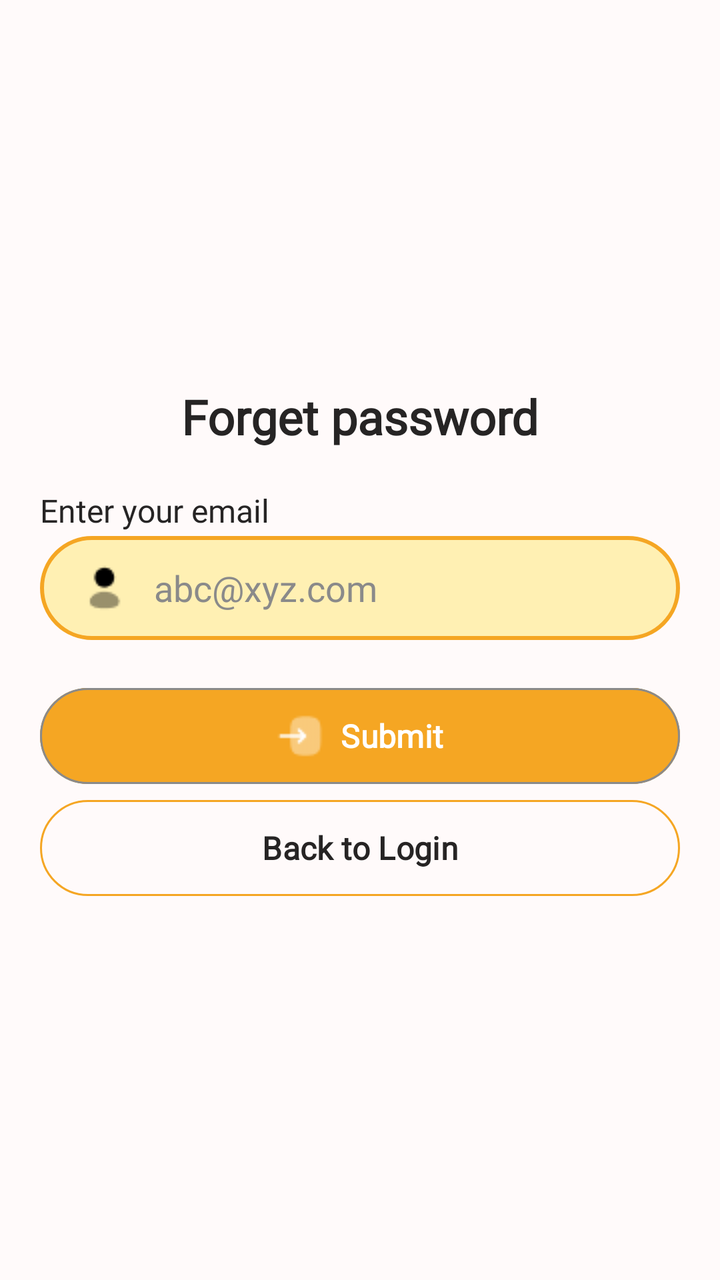
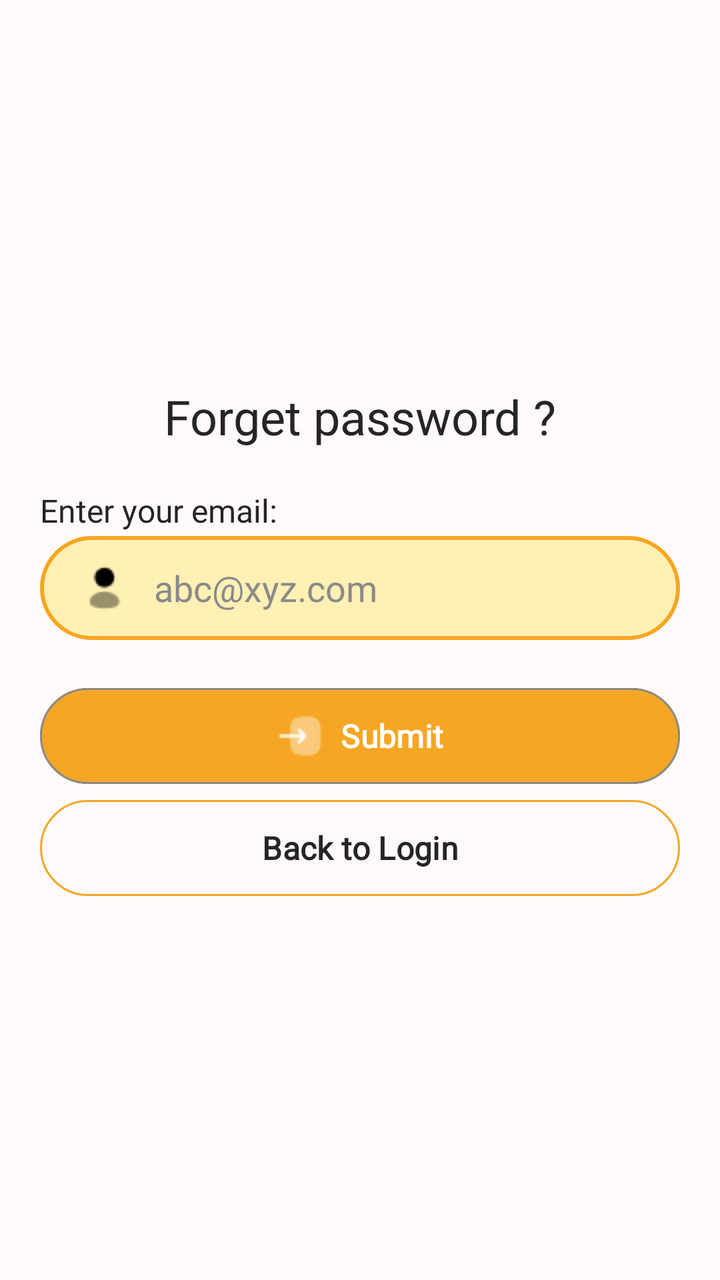

Before-and-after screenshots of an Android layout around one commit, followed by the original layout XML and the change that was made.
<!-- AndroidManifest.xml: application theme Theme.Radiate -->
<!-- res/layout/activity_forget_password.xml -->
<?xml version="1.0" encoding="utf-8"?>
<androidx.constraintlayout.widget.ConstraintLayout xmlns:android="http://schemas.android.com/apk/res/android"
    xmlns:app="http://schemas.android.com/apk/res-auto"
    xmlns:tools="http://schemas.android.com/tools"
    android:id="@+id/main"
    android:layout_width="match_parent"
    android:layout_height="match_parent"
    tools:context=".ForgetPassword"
    android:background="@color/softpinkwhitebackground">

    <LinearLayout
        android:id="@+id/llForgetPassword"
        android:layout_width="match_parent"
        android:layout_height="wrap_content"
        android:orientation="vertical"
        app:layout_constraintTop_toTopOf="parent"
        app:layout_constraintBottom_toBottomOf="parent"
        >

        <TextView
            android:layout_width="wrap_content"
            android:layout_height="wrap_content"
            android:text="@string/forget_password"
            android:layout_gravity="center"
            android:textSize="24sp"
            android:textColor="@color/black"
            android:fontFamily="@font/opensans"
            android:textStyle="bold"/>

        <TextView
            android:layout_width="wrap_content"
            android:layout_height="wrap_content"
            android:layout_marginStart="20dp"
            android:layout_marginTop="20dp"
            android:fontFamily="@font/opensans"
            android:text="@string/enter_your_email"
            android:textColor="@color/black"
            android:textSize="16sp" />

        <EditText
            android:id="@+id/edtEmailReset"
            android:layout_width="match_parent"
            android:layout_height="wrap_content"
            android:background="@drawable/custom_backgroud_edittext"
            android:minHeight="52dp"
            android:inputType="textEmailAddress"
            android:hint="@string/example_email"
            android:textColorHint="@color/grey"
            android:textColor="@color/black"
            android:fontFamily="@font/opensans"
            android:drawableStart="@drawable/icon_profile"
            android:drawablePadding="12dp"
            android:layout_marginTop="2dp"
            android:layout_marginStart="20dp"
            android:layout_marginEnd="20dp"/>

        <com.google.android.material.button.MaterialButton
            android:id="@+id/btnSubmitReset"
            android:layout_width="match_parent"
            android:layout_height="wrap_content"
            android:minHeight="48dp"
            android:insetTop="0dp"
            android:insetBottom="0dp"
            android:backgroundTint="@color/softcoral"
            app:strokeColor="@color/grey"
            app:strokeWidth="1dp"
            android:text="@string/submit"
            android:textSize="16sp"
            android:textColor="@color/white"
            android:fontFamily="@font/opensans"
            android:textStyle="bold"
            app:icon="@drawable/icon_submit"
            app:iconGravity="textStart"
            app:iconSize="24dp"
            android:layout_gravity="center"
            android:layout_marginStart="20dp"
            android:layout_marginEnd="20dp"
            android:layout_marginTop="24dp" />

        <com.google.android.material.button.MaterialButton
            android:id="@+id/btnBackToLogin"
            android:layout_width="match_parent"
            android:layout_height="wrap_content"
            android:minHeight="48dp"
            android:insetTop="0dp"
            android:insetBottom="0dp"
            android:backgroundTint="@color/softpinkwhitebackground"
            app:strokeWidth="1dp"
            app:strokeColor="@color/softcoral"
            android:text="@string/back_to_login"
            android:textSize="16sp"
            android:textColor="@color/black"
            android:textStyle="bold"
            android:fontFamily="@font/opensans"
            android:layout_marginTop="8dp"
            android:layout_marginStart="20dp"
            android:layout_marginEnd="20dp"/>


    </LinearLayout>

</androidx.constraintlayout.widget.ConstraintLayout>
<!-- resources referenced by this layout -->
<resources>
  <color name="black">#262424</color>
  <color name="grey">#8A8A8A</color>
  <color name="softcoral">#F5A623</color>
  <color name="softpinkwhitebackground">#FFFAFA</color>
  <color name="white">#FFFFFFFF</color>
  <!-- drawable custom_backgroud_edittext (drawable) -->
  <?xml version="1.0" encoding="utf-8"?>
  <shape xmlns:android="http://schemas.android.com/apk/res/android" android:shape="rectangle">
  
      <solid android:color="@color/pastelyellow"/>
      <stroke android:width="2dp"
          android:color="@color/softcoral"/>
      <corners android:radius="25dp"/>
      <padding android:left="20dp"/>
  </shape>
  <!-- drawable icon_profile: png bitmap (drawable, 371 bytes) -->
  <!-- drawable icon_submit: png bitmap (drawable, 485 bytes) -->
  <string name="back_to_login">Back to Login</string>
  <string name="enter_your_email">Enter your email</string>
  <string name="example_email">abc@xyz.com</string>
  <string name="forget_password">Forget password</string>
  <string name="submit">Submit</string>
  <style name="Theme.Radiate" parent="Base.Theme.Radiate" />
  <color name="pastelyellow">#FFF0B3</color>
  <style name="Base.Theme.Radiate" parent="Theme.Material3.DayNight.NoActionBar">
          
          
      </style>
</resources>

<!-- the commit's change to res/layout/activity_forget_password.xml (unified diff, before → after) -->
@@ -24,8 +24,7 @@
             android:layout_gravity="center"
             android:textSize="24sp"
             android:textColor="@color/black"
-            android:fontFamily="@font/opensans"
-            android:textStyle="bold"/>
+            android:fontFamily="@font/opensans" />
 
         <TextView
             android:layout_width="wrap_content"
@@ -41,7 +40,7 @@
             android:id="@+id/edtEmailReset"
             android:layout_width="match_parent"
             android:layout_height="wrap_content"
-            android:background="@drawable/custom_backgroud_edittext"
+            android:background="@drawable/custom_background_edittext"
             android:minHeight="52dp"
             android:inputType="textEmailAddress"
             android:hint="@string/example_email"
<!-- resource entries referenced after the edit -->
@@ -5,7 +5,7 @@
   <color name="softcoral">#F5A623</color>
   <color name="softpinkwhitebackground">#FFFAFA</color>
   <color name="white">#FFFFFFFF</color>
-  <!-- drawable custom_backgroud_edittext (drawable) -->
+  <!-- drawable custom_background_edittext (drawable) -->
   <?xml version="1.0" encoding="utf-8"?>
   <shape xmlns:android="http://schemas.android.com/apk/res/android" android:shape="rectangle">
   
@@ -18,9 +18,9 @@
   <!-- drawable icon_profile: png bitmap (drawable, 371 bytes) -->
   <!-- drawable icon_submit: png bitmap (drawable, 485 bytes) -->
   <string name="back_to_login">Back to Login</string>
-  <string name="enter_your_email">Enter your email</string>
+  <string name="enter_your_email">Enter your email:</string>
   <string name="example_email">abc@xyz.com</string>
-  <string name="forget_password">Forget password</string>
+  <string name="forget_password">Forget password ?</string>
   <string name="submit">Submit</string>
   <style name="Theme.Radiate" parent="Base.Theme.Radiate" />
   <color name="pastelyellow">#FFF0B3</color>
